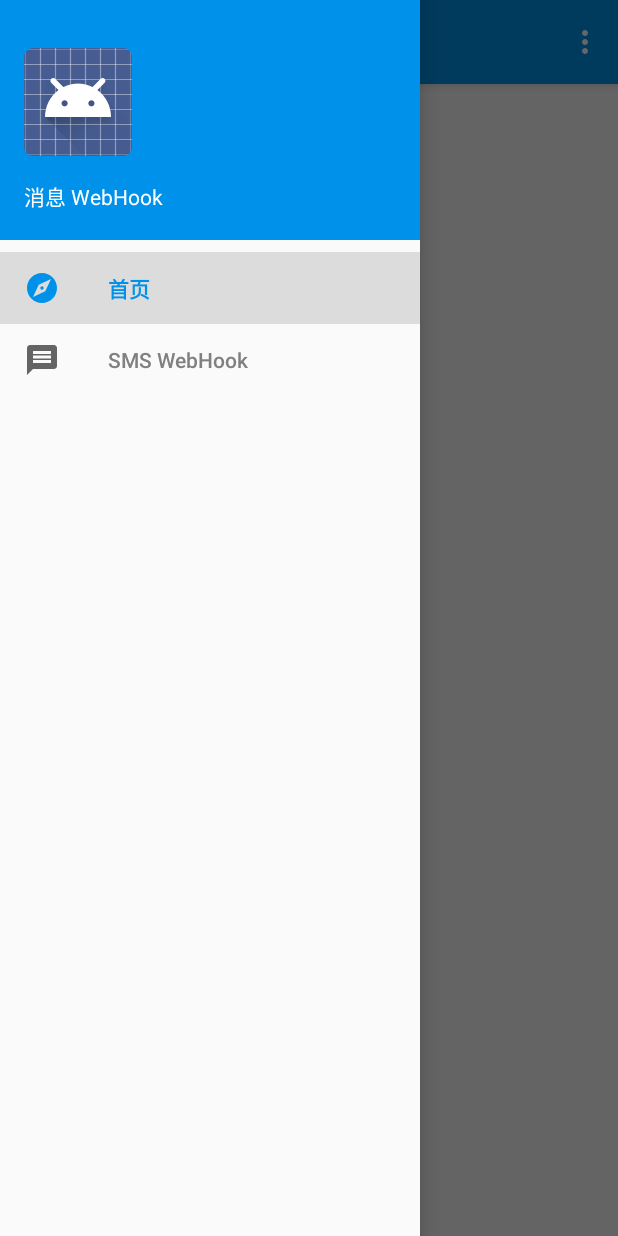
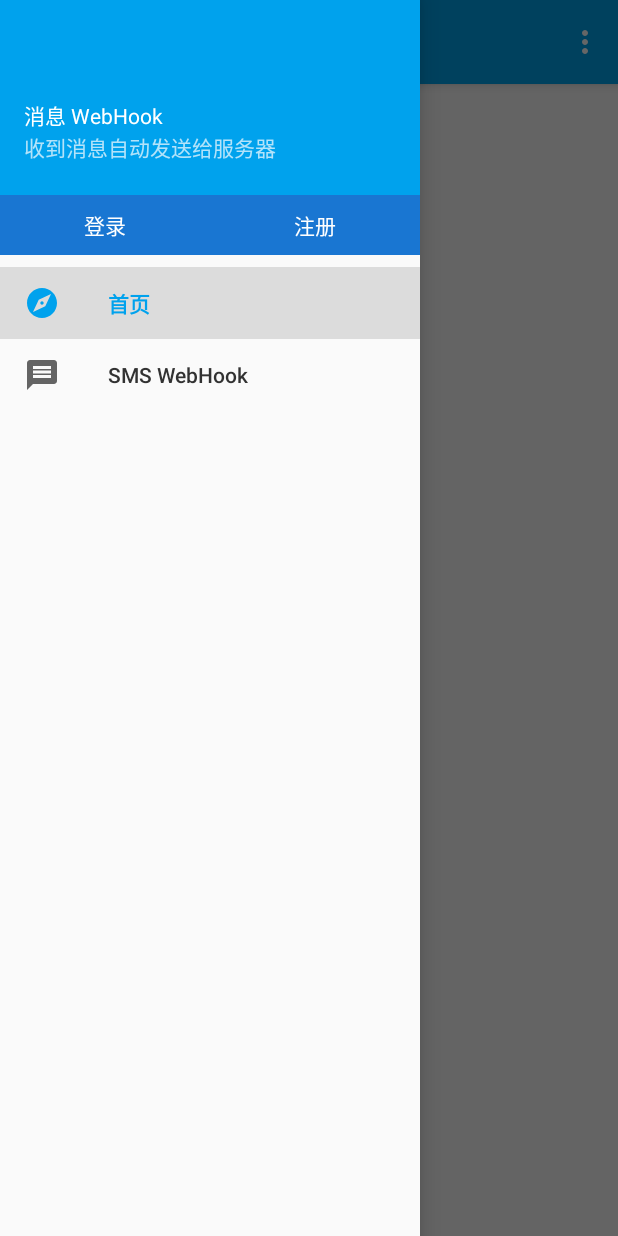
Before and after one commit to Zneiat/MsgWebhook, an Android app: the screen it shows after launch (MainActivity), with the side drawer open, on a phone screen of 412 x 824 dp. Run offline under Robolectric (Android 15) with nearby library versions, the light colour scheme and no system bars.

Commit message:
Today is 3.10

```diff
--- /dev/null
+++ b/app/src/main/res/drawable-v21/ic_account_box_white_24dp.xml
@@ -0,0 +1,9 @@
+<vector xmlns:android="http://schemas.android.com/apk/res/android"
+android:width="24dp"
+android:height="24dp"
+android:viewportWidth="24.0"
+android:viewportHeight="24.0">
+<path
+    android:fillColor="#ffffff"
+    android:pathData="M3,5v14c0,1.1 0.89,2 2,2h14c1.1,0 2,-0.9 2,-2L21,5c0,-1.1 -0.9,-2 -2,-2L5,3c-1.11,0 -2,0.9 -2,2zM15,9c0,1.66 -1.34,3 -3,3s-3,-1.34 -3,-3 1.34,-3 3,-3 3,1.34 3,3zM6,17c0,-2 4,-3.1 6,-3.1s6,1.1 6,3.1v1L6,18v-1z"/>
+</vector>
--- /dev/null
+++ b/app/src/main/res/drawable-v21/ic_add_box_black_24dp.xml
@@ -0,0 +1,9 @@
+<vector xmlns:android="http://schemas.android.com/apk/res/android"
+    android:width="24dp"
+    android:height="24dp"
+    android:viewportWidth="24.0"
+    android:viewportHeight="24.0">
+    <path
+        android:fillColor="#ffffff"
+        android:pathData="M19,3L5,3c-1.11,0 -2,0.9 -2,2v14c0,1.1 0.89,2 2,2h14c1.1,0 2,-0.9 2,-2L21,5c0,-1.1 -0.9,-2 -2,-2zM17,13h-4v4h-2v-4L7,13v-2h4L11,7h2v4h4v2z"/>
+</vector>
--- a/app/src/main/res/drawable/side_nav_bar.xml
+++ b/app/src/main/res/drawable/side_nav_bar.xml
@@ -2,8 +2,8 @@
     android:shape="rectangle">
     <gradient
         android:angle="135"
-        android:centerColor="#4CAF50"
-        android:endColor="#2E7D32"
-        android:startColor="#81C784"
+        android:centerColor="#00a2ed"
+        android:endColor="#00a2ed"
+        android:startColor="#00a2ed"
         android:type="linear" />
 </shape>
--- a/app/src/main/res/layout/nav_header_main.xml
+++ b/app/src/main/res/layout/nav_header_main.xml
@@ -2,24 +2,33 @@
 <LinearLayout xmlns:android="http://schemas.android.com/apk/res/android"
     xmlns:app="http://schemas.android.com/apk/res-auto"
     android:layout_width="match_parent"
-    android:layout_height="@dimen/nav_header_height"
-    android:background="#0091ea"
+    android:layout_height="170dp"
+    android:background="@color/colorPrimary"
     android:gravity="bottom"
     android:orientation="vertical"
-    android:paddingBottom="@dimen/activity_vertical_margin"
-    android:paddingLeft="@dimen/activity_horizontal_margin"
-    android:paddingRight="@dimen/activity_horizontal_margin"
     android:paddingTop="@dimen/activity_vertical_margin"
     android:theme="@style/ThemeOverlay.AppCompat.Dark">
-
-    <ImageView
+    <!--
+    android:paddingLeft="@dimen/activity_horizontal_margin"
+    android:paddingTop="@dimen/activity_vertical_margin"
+    -->
+    <!--<ImageView
         android:id="@+id/imageView"
         android:layout_width="wrap_content"
         android:layout_height="wrap_content"
         android:paddingTop="@dimen/nav_header_vertical_spacing"
-        app:srcCompat="@android:drawable/sym_def_app_icon" />
+        app:srcCompat="@android:drawable/sym_def_app_icon" />-->
+
+    <RelativeLayout
+        android:layout_width="match_parent"
+        android:layout_height="wrap_content"
+        android:paddingLeft="@dimen/activity_horizontal_margin"
+        android:paddingRight="@dimen/activity_horizontal_margin"
+        android:paddingBottom="@dimen/activity_vertical_margin"
+        >
 
         <TextView
+            android:id="@+id/navHeaderAppName"
             android:layout_width="match_parent"
             android:layout_height="wrap_content"
             android:paddingTop="@dimen/nav_header_vertical_spacing"
@@ -30,6 +39,61 @@
             android:id="@+id/textView"
             android:layout_width="wrap_content"
             android:layout_height="wrap_content"
-        android:text="收到消息自动发送给服务器" />
+            android:text="收到消息自动发送给服务器"
+            android:layout_below="@+id/navHeaderAppName"/>
+
+    </RelativeLayout>
+
+
+    <LinearLayout
+        android:orientation="horizontal"
+        android:layout_width="match_parent"
+        android:layout_height="40dp"
+        android:layout_marginTop="5dp"
+        android:background="@color/colorPrimaryDark">
+
+        <!-- LinearLayout 里的各个元素设置 android:layout_weight="1" 有意想不到的效果 -->
+
+        <!-- 登录按钮 -->
+        <Button
+            android:text="登录"
+            android:layout_width="fill_parent"
+            android:layout_height="wrap_content"
+            android:id="@+id/navHeaderLoginBtn"
+            android:background="@null"
+            android:layout_weight="1"
+            android:gravity="center"
+            android:textColor="#FFFFFF"
+            android:layout_marginLeft="@dimen/activity_horizontal_margin"
+            android:layout_marginRight="@dimen/activity_horizontal_margin"
+            />
+
+        <!--<Button
+            android:text="登录"
+            android:layout_width="fill_parent"
+            android:layout_height="wrap_content"
+            android:id="@+id/navLoginBtn"
+            android:background="@null"
+            android:drawableLeft="@drawable/ic_account_box_white_24dp"
+            android:drawablePadding="15dp"
+            android:layout_weight="1"
+            android:gravity="center"
+            android:textColor="#FFFFFF"
+            android:paddingLeft="@dimen/activity_horizontal_margin"
+            android:paddingRight="@dimen/activity_horizontal_margin" />-->
+
+        <!-- 注册按钮 -->
+        <Button
+            android:text="注册"
+            android:layout_width="fill_parent"
+            android:layout_height="wrap_content"
+            android:id="@+id/navHeaderSignupBtn"
+            android:background="@null"
+            android:layout_weight="1"
+            android:gravity="center"
+            android:textColor="#FFFFFF"
+            android:layout_marginLeft="@dimen/activity_horizontal_margin"
+            android:layout_marginRight="@dimen/activity_horizontal_margin" />
+    </LinearLayout>
 
 </LinearLayout>
--- a/app/src/main/res/menu/activity_main_drawer.xml
+++ b/app/src/main/res/menu/activity_main_drawer.xml
@@ -13,6 +13,4 @@
             android:title="@string/menu_sms_webhook" />
     </group>
 
-
-
 </menu>
--- a/app/src/main/res/values-v21/styles.xml
+++ b/app/src/main/res/values-v21/styles.xml
@@ -6,4 +6,15 @@
         <item name="android:windowDrawsSystemBarBackgrounds">true</item>
         <item name="android:statusBarColor">@android:color/transparent</item>
     </style>
+
+    <style name="AppTheme" parent="Theme.AppCompat.Light.NoActionBar">
+        <!-- Customize your theme here. -->
+        <item name="colorPrimary">@color/colorPrimary</item>
+        <item name="colorPrimaryDark">@color/colorPrimaryDark</item>
+        <item name="colorAccent">@color/colorAccent</item>
+        <item name="android:colorForeground">@android:color/background_dark</item>
+        <item name="android:textColorPrimary">@android:color/secondary_text_light</item>
+        <item name="android:statusBarColor">@color/colorPrimaryDark</item>
+        <item name="android:navigationBarColor">@android:color/background_dark</item>
+    </style>
 </resources>
--- a/app/src/main/res/values/colors.xml
+++ b/app/src/main/res/values/colors.xml
@@ -1,6 +1,6 @@
 <?xml version="1.0" encoding="utf-8"?>
 <resources>
-    <color name="colorPrimary">#00bcd4</color>
-    <color name="colorPrimaryDark">#0097a7</color>
-    <color name="colorAccent">#0091ea</color>
+    <color name="colorPrimary">#00a2ed</color>
+    <color name="colorPrimaryDark">#1976d2</color>
+    <color name="colorAccent">#00a2ed</color>
 </resources>
--- a/app/src/main/res/values/styles.xml
+++ b/app/src/main/res/values/styles.xml
@@ -3,11 +3,11 @@
     <!-- Base application theme. -->
     <style name="AppTheme" parent="Theme.AppCompat.Light.NoActionBar">
         <!-- Customize your theme here. -->
-        <item name="colorPrimary">@color/colorAccent</item>
-        <item name="colorPrimaryDark">@color/colorAccent</item>
+        <item name="colorPrimary">@color/colorPrimary</item>
+        <item name="colorPrimaryDark">@color/colorPrimaryDark</item>
         <item name="colorAccent">@color/colorAccent</item>
         <item name="android:colorForeground">@android:color/background_dark</item>
-        <item name="android:textColorPrimary">@android:color/tertiary_text_light</item>
+        <item name="android:textColorPrimary">@android:color/secondary_text_light</item>
     </style>
 
     <style name="AppTheme.NoActionBar">
```
Lines whose indentation alone changed are shown as unchanged.
